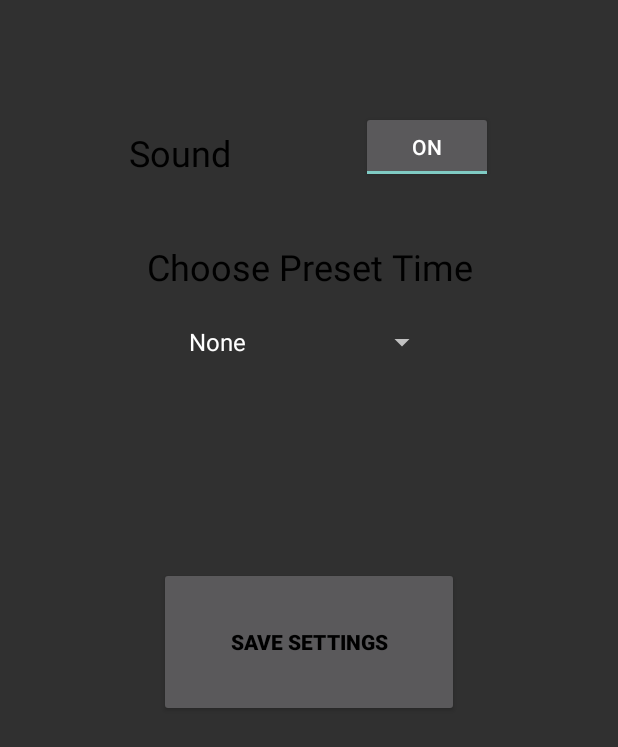
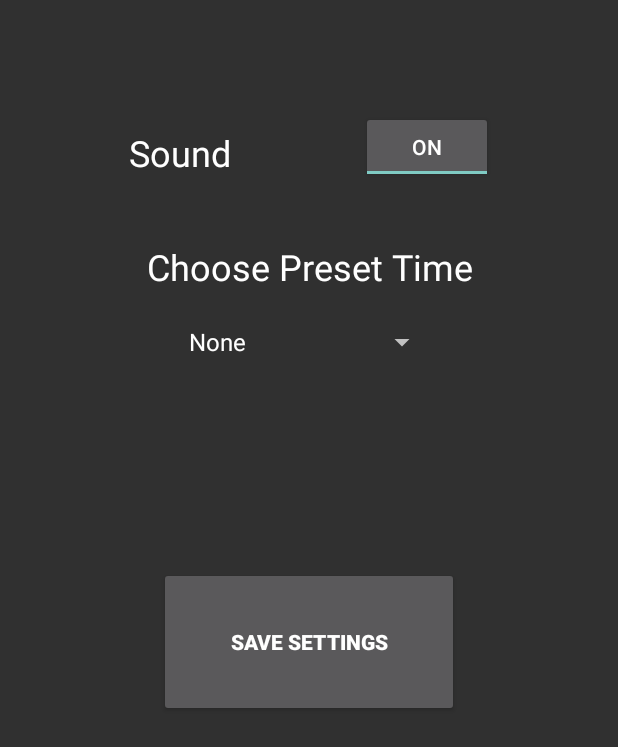
Before and after one commit to neo750a/MainRepo, an Android app: the Settings screen opened directly, with no data from a screen before it, on a phone screen of 412 x 824 dp. Shown: the top 747 px of the screen. Run offline under Robolectric (Android 15) with nearby library versions, the phone set to English and light mode, and no system bars.

Commit message:
Android Studio Update
also changed font color back to white

```diff
--- a/ArguileChessClock/app/build.gradle
+++ b/ArguileChessClock/app/build.gradle
@@ -2,7 +2,7 @@ apply plugin: 'com.android.application'
 
 android {
     compileSdkVersion 26
-    buildToolsVersion "26.0.0"
+    buildToolsVersion '26.0.2'
     defaultConfig {
         applicationId "com.lencorp.com.arguilechessclock"
         minSdkVersion 15
--- a/ArguileChessClock/app/src/main/res/layout/activity_play.xml
+++ b/ArguileChessClock/app/src/main/res/layout/activity_play.xml
@@ -50,7 +50,7 @@
         android:onClick="CallPauseTimer"
         android:soundEffectsEnabled="false"
         android:text="Pause"
-        android:textColor="@android:color/black"
+        android:textColor="@android:color/background_light"
         android:textStyle="bold"
         app:layout_constraintBottom_toBottomOf="parent"
         app:layout_constraintLeft_toRightOf="@+id/btnP1Timer"
@@ -64,7 +64,7 @@
         android:onClick="OpenSettingsMenu"
         android:soundEffectsEnabled="false"
         android:text="Settings"
-        android:textColor="@android:color/black"
+        android:textColor="@android:color/background_light"
         android:textStyle="bold"
         app:layout_constraintBottom_toTopOf="@+id/btnPause"
         app:layout_constraintLeft_toRightOf="@+id/btnP1Timer"
@@ -78,7 +78,7 @@
         android:onClick="CallCancelTimer"
         android:soundEffectsEnabled="false"
         android:text="Reset"
-        android:textColor="@android:color/black"
+        android:textColor="@android:color/background_light"
         android:textStyle="bold"
         app:layout_constraintBottom_toTopOf="@+id/btnSettings"
         app:layout_constraintLeft_toRightOf="@+id/btnP1Timer"
--- a/ArguileChessClock/app/src/main/res/layout/activity_settings.xml
+++ b/ArguileChessClock/app/src/main/res/layout/activity_settings.xml
@@ -18,7 +18,7 @@
         android:layout_marginTop="378dp"
         android:onClick="SaveSettings"
         android:text="Save Settings"
-        android:textColor="@android:color/black"
+        android:textColor="@android:color/background_light"
         android:textStyle="bold"
         app:layout_constraintBottom_toBottomOf="parent"
         app:layout_constraintLeft_toLeftOf="parent"
@@ -44,7 +44,7 @@
         android:layout_marginTop="85dp"
         android:text="Sound"
         android:textAlignment="center"
-        android:textColor="@android:color/black"
+        android:textColor="@android:color/background_light"
         android:textSize="24sp"
         app:layout_constraintLeft_toLeftOf="parent"
         app:layout_constraintRight_toLeftOf="@+id/tbSound"
@@ -80,7 +80,7 @@
         android:layout_marginBottom="8dp"
         android:layout_marginTop="28dp"
         android:text="Choose Preset Time"
-        android:textColor="@android:color/black"
+        android:textColor="@android:color/background_light"
         android:textSize="24sp"
         app:layout_constraintBottom_toTopOf="@+id/spTime"
         app:layout_constraintHorizontal_bias="0.505"
--- a/ArguileChessClock/build.gradle
+++ b/ArguileChessClock/build.gradle
@@ -5,7 +5,7 @@ buildscript {
         jcenter()
     }
     dependencies {
-        classpath 'com.android.tools.build:gradle:2.3.3'
+        classpath 'com.android.tools.build:gradle:3.0.0'
 
         // NOTE: Do not place your application dependencies here; they belong
         // in the individual module build.gradle files
```
Also changed, not shown: ArguileChessClock/gradle/wrapper/gradle-wrapper.properties.
